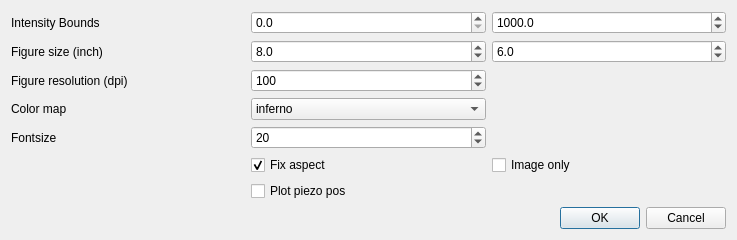
The window that mahos/gui/ui/imageDialog.ui (ToyotaCRDL/mahos) describes before a commit, drawn with Qt 5.
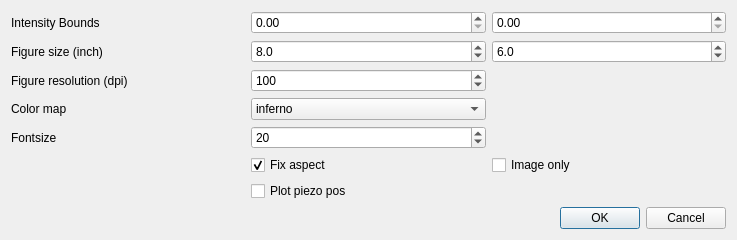
The same window after the commit. Custom widgets are drawn as their Qt base class.

Commit message: gui/confocal: use pyqtgraph.SpinBox in imageDialog

```diff
--- a/mahos/gui/ui/imageDialog.ui
+++ b/mahos/gui/ui/imageDialog.ui
@@ -127,13 +127,7 @@
       </widget>
      </item>
      <item row="0" column="1">
-      <widget class="QDoubleSpinBox" name="minBox">
-       <property name="decimals">
-        <number>1</number>
-       </property>
-       <property name="maximum">
-        <double>100000000.000000000000000</double>
-       </property>
+      <widget class="SpinBox" name="minBox">
       </widget>
      </item>
      <item row="6" column="1">
@@ -207,16 +201,7 @@
       </widget>
      </item>
      <item row="0" column="2">
-      <widget class="QDoubleSpinBox" name="maxBox">
-       <property name="decimals">
-        <number>1</number>
-       </property>
-       <property name="maximum">
-        <double>100000000.000000000000000</double>
-       </property>
-       <property name="value">
-        <double>1000.000000000000000</double>
-       </property>
+      <widget class="SpinBox" name="maxBox">
       </widget>
      </item>
      <item row="3" column="0">
@@ -267,6 +252,13 @@
    </item>
   </layout>
  </widget>
+ <customwidgets>
+  <customwidget>
+   <class>SpinBox</class>
+   <extends>QDoubleSpinBox</extends>
+   <header>pyqtgraph</header>
+  </customwidget>
+ </customwidgets>
  <tabstops>
   <tabstop>minBox</tabstop>
   <tabstop>maxBox</tabstop>
```
The commit also changes 2 other files.
